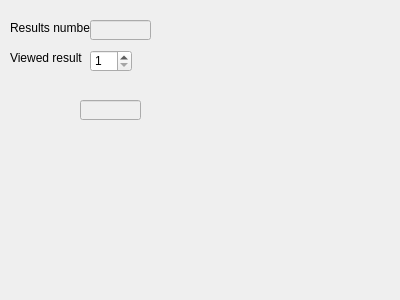
Before: the Qt Designer form Wfnn_workspace_v_0_1_1/LearningResult.ui in eidCraft/WTM.workspace, drawn with Qt 5.
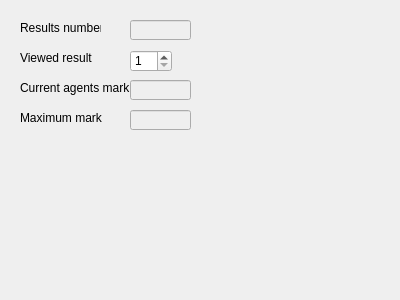
After: the same form once the commit is applied.

The edit to the form file:
```diff
--- a/Wfnn_workspace_v_0_1_1/LearningResult.ui
+++ b/Wfnn_workspace_v_0_1_1/LearningResult.ui
@@ -16,7 +16,7 @@
   <widget class="QLabel" name="nResultsLabel">
    <property name="geometry">
     <rect>
-     <x>10</x>
+     <x>20</x>
      <y>20</y>
      <width>81</width>
      <height>16</height>
@@ -32,7 +32,7 @@
    </property>
    <property name="geometry">
     <rect>
-     <x>90</x>
+     <x>130</x>
      <y>20</y>
      <width>61</width>
      <height>20</height>
@@ -42,7 +42,7 @@
   <widget class="QLabel" name="ViewedResultLabel">
    <property name="geometry">
     <rect>
-     <x>10</x>
+     <x>20</x>
      <y>50</y>
      <width>81</width>
      <height>16</height>
@@ -55,7 +55,7 @@
   <widget class="QSpinBox" name="ViewedResultValue">
    <property name="geometry">
     <rect>
-     <x>90</x>
+     <x>130</x>
      <y>50</y>
      <width>42</width>
      <height>22</height>
@@ -74,13 +74,52 @@
    </property>
    <property name="geometry">
     <rect>
-     <x>80</x>
-     <y>100</y>
+     <x>130</x>
+     <y>80</y>
      <width>61</width>
      <height>20</height>
     </rect>
    </property>
   </widget>
+  <widget class="QLabel" name="MarkLabel">
+   <property name="geometry">
+    <rect>
+     <x>20</x>
+     <y>80</y>
+     <width>111</width>
+     <height>16</height>
+    </rect>
+   </property>
+   <property name="text">
+    <string>Current agents mark</string>
+   </property>
+  </widget>
+  <widget class="QLineEdit" name="MaximumMark">
+   <property name="enabled">
+    <bool>false</bool>
+   </property>
+   <property name="geometry">
+    <rect>
+     <x>130</x>
+     <y>110</y>
+     <width>61</width>
+     <height>20</height>
+    </rect>
+   </property>
+  </widget>
+  <widget class="QLabel" name="MaxMarkLabel">
+   <property name="geometry">
+    <rect>
+     <x>20</x>
+     <y>110</y>
+     <width>111</width>
+     <height>16</height>
+    </rect>
+   </property>
+   <property name="text">
+    <string>Maximum mark</string>
+   </property>
+  </widget>
  </widget>
  <resources/>
  <connections/>
```
Left out of the diff: 2 changed lines with no effect on the pictures.
